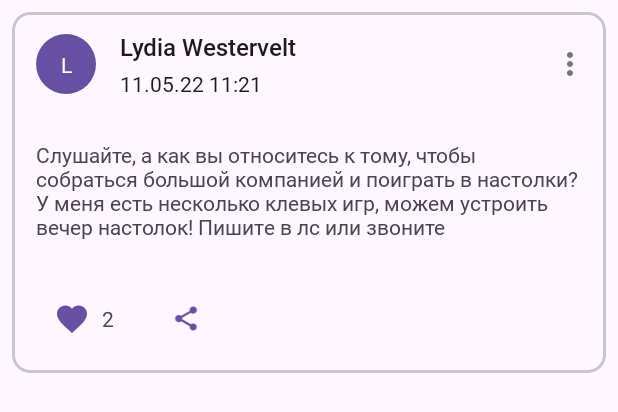
After one commit to NORMss/AndroidSchool, an Android app: the layout fragment_post.xml on its own in the app's theme, with its tools: preview values and no code run, on a phone screen of 412 x 824 dp. The commit adds this screen. Shown: the top 412 px of the screen. Run offline under Robolectric (Android 15) with nearby library versions, the phone set to English and light mode, and no system bars.

Commit message:
feat: added post markup

```diff
--- /dev/null
+++ b/app/src/main/java/com/eltex/androidschool/PostFragment.kt
@@ -0,0 +1,7 @@
+package com.eltex.androidschool
+
+import androidx.fragment.app.Fragment
+
+
+class PostFragment : Fragment() {
+}
--- /dev/null
+++ b/app/src/main/res/drawable/baseline_favorite_24.xml
@@ -0,0 +1,5 @@
+<vector xmlns:android="http://schemas.android.com/apk/res/android" android:height="24dp" android:tint="#000000" android:viewportHeight="24" android:viewportWidth="24" android:width="24dp">
+
+    <path android:fillColor="@android:color/white" android:pathData="M12,21.35l-1.45,-1.32C5.4,15.36 2,12.28 2,8.5 2,5.42 4.42,3 7.5,3c1.74,0 3.41,0.81 4.5,2.09C13.09,3.81 14.76,3 16.5,3 19.58,3 22,5.42 22,8.5c0,3.78 -3.4,6.86 -8.55,11.54L12,21.35z"/>
+
+</vector>
--- /dev/null
+++ b/app/src/main/res/drawable/baseline_more_vert_24.xml
@@ -0,0 +1,5 @@
+<vector xmlns:android="http://schemas.android.com/apk/res/android" android:height="24dp" android:tint="#000000" android:viewportHeight="24" android:viewportWidth="24" android:width="24dp">
+
+    <path android:fillColor="@android:color/white" android:pathData="M12,8c1.1,0 2,-0.9 2,-2s-0.9,-2 -2,-2 -2,0.9 -2,2 0.9,2 2,2zM12,10c-1.1,0 -2,0.9 -2,2s0.9,2 2,2 2,-0.9 2,-2 -0.9,-2 -2,-2zM12,16c-1.1,0 -2,0.9 -2,2s0.9,2 2,2 2,-0.9 2,-2 -0.9,-2 -2,-2z"/>
+
+</vector>
--- /dev/null
+++ b/app/src/main/res/drawable/baseline_share_24.xml
@@ -0,0 +1,5 @@
+<vector xmlns:android="http://schemas.android.com/apk/res/android" android:height="24dp" android:tint="#000000" android:viewportHeight="24" android:viewportWidth="24" android:width="24dp">
+
+    <path android:fillColor="@android:color/white" android:pathData="M18,16.08c-0.76,0 -1.44,0.3 -1.96,0.77L8.91,12.7c0.05,-0.23 0.09,-0.46 0.09,-0.7s-0.04,-0.47 -0.09,-0.7l7.05,-4.11c0.54,0.5 1.25,0.81 2.04,0.81 1.66,0 3,-1.34 3,-3s-1.34,-3 -3,-3 -3,1.34 -3,3c0,0.24 0.04,0.47 0.09,0.7L8.04,9.81C7.5,9.31 6.79,9 6,9c-1.66,0 -3,1.34 -3,3s1.34,3 3,3c0.79,0 1.5,-0.31 2.04,-0.81l7.12,4.16c-0.05,0.21 -0.08,0.43 -0.08,0.65 0,1.61 1.31,2.92 2.92,2.92 1.61,0 2.92,-1.31 2.92,-2.92s-1.31,-2.92 -2.92,-2.92z"/>
+
+</vector>
--- /dev/null
+++ b/app/src/main/res/drawable/monogram_shape.xml
@@ -0,0 +1,4 @@
+<?xml version="1.0" encoding="utf-8"?>
+<shape xmlns:android="http://schemas.android.com/apk/res/android"
+    android:shape="oval"
+    android:tint="?colorPrimary" />
--- /dev/null
+++ b/app/src/main/res/layout/fragment_post.xml
@@ -0,0 +1,185 @@
+<?xml version="1.0" encoding="utf-8"?>
+
+<com.google.android.material.card.MaterialCardView xmlns:android="http://schemas.android.com/apk/res/android"
+    xmlns:app="http://schemas.android.com/apk/res-auto"
+    xmlns:tools="http://schemas.android.com/tools"
+    android:id="@+id/card"
+    android:layout_width="match_parent"
+    android:layout_height="wrap_content"
+    android:layout_margin="8dp"
+    app:cardBackgroundColor="@color/color_post_container"
+    app:cardCornerRadius="12dp"
+    app:strokeColor="?colorOutlineVariant"
+    app:strokeWidth="2dp">
+
+    <androidx.constraintlayout.widget.ConstraintLayout
+        android:layout_width="match_parent"
+        android:layout_height="wrap_content"
+        tools:context=".MainActivity">
+
+        <LinearLayout
+            android:layout_width="match_parent"
+            android:layout_height="wrap_content"
+            android:orientation="vertical"
+            app:layout_constraintEnd_toEndOf="parent"
+            app:layout_constraintStart_toStartOf="parent"
+            app:layout_constraintTop_toTopOf="parent">
+
+            <LinearLayout
+                android:layout_width="match_parent"
+                android:layout_height="wrap_content"
+                android:layout_marginVertical="12dp"
+                android:layout_marginStart="16dp"
+                android:layout_marginEnd="4dp"
+                android:orientation="horizontal">
+
+                <androidx.constraintlayout.widget.ConstraintLayout
+                    android:layout_width="wrap_content"
+                    android:layout_height="wrap_content"
+                    android:layout_gravity="center_vertical">
+
+                    <ImageView
+                        android:id="@+id/monogram"
+                        android:layout_width="@dimen/monogram_size"
+                        android:layout_height="@dimen/monogram_size"
+                        android:background="@drawable/monogram_shape"
+                        android:contentDescription="@string/monogram"
+                        app:layout_constraintStart_toStartOf="parent"
+                        app:layout_constraintTop_toTopOf="parent" />
+
+                    <TextView
+                        android:id="@+id/monogram_text"
+                        android:layout_width="wrap_content"
+                        android:layout_height="wrap_content"
+                        android:text="L"
+                        android:textColor="?colorOnPrimary"
+                        app:layout_constraintBottom_toBottomOf="@id/monogram"
+                        app:layout_constraintEnd_toEndOf="@id/monogram"
+                        app:layout_constraintStart_toStartOf="@id/monogram"
+                        app:layout_constraintTop_toTopOf="@id/monogram" />
+                </androidx.constraintlayout.widget.ConstraintLayout>
+
+                <Space
+                    android:layout_width="16dp"
+                    android:layout_height="match_parent" />
+
+                <LinearLayout
+                    android:layout_width="0dp"
+                    android:layout_height="wrap_content"
+                    android:layout_weight="1"
+                    android:orientation="vertical">
+
+                    <TextView
+                        android:id="@+id/username"
+                        android:layout_width="match_parent"
+                        android:layout_height="wrap_content"
+                        android:fontFamily="@font/roboto_medium"
+                        android:maxLines="1"
+                        android:text="Lydia Westervelt"
+                        android:textColor="@color/color_post_title_text"
+                        android:textSize="16sp" />
+
+                    <Space
+                        android:layout_width="match_parent"
+                        android:layout_height="4dp" />
+
+                    <TextView
+                        android:id="@+id/date_published"
+                        android:layout_width="wrap_content"
+                        android:layout_height="wrap_content"
+                        android:fontFamily="@font/roboto_regular"
+                        android:text="11.05.22 11:21"
+                        android:textColor="@color/color_post_title_text"
+                        android:textSize="14sp" />
+                </LinearLayout>
+
+                <ImageButton
+                    android:id="@+id/more_button"
+                    android:layout_width="@dimen/monogram_size"
+                    android:layout_height="@dimen/monogram_size"
+                    android:layout_gravity="center_vertical"
+                    android:background="@color/transparent"
+                    android:contentDescription="@string/more_button"
+                    android:padding="4dp"
+                    android:src="@drawable/baseline_more_vert_24"
+                    app:tint="@color/color_more_button" />
+            </LinearLayout>
+
+            <TextView
+                android:layout_width="match_parent"
+                android:layout_height="wrap_content"
+                android:layout_marginHorizontal="16dp"
+                android:layout_marginVertical="16dp"
+                android:textSize="14sp"
+                android:fontFamily="@font/roboto_regular"
+                android:text="Слушайте, а как вы относитесь к тому, чтобы собраться большой компанией и поиграть в настолки? У меня есть несколько клевых игр, можем устроить вечер настолок! Пишите в лс или звоните"
+                android:textColor="@color/color_post_content_text" />
+
+            <LinearLayout
+                android:layout_width="match_parent"
+                android:layout_height="wrap_content"
+                android:layout_marginHorizontal="16dp"
+                android:layout_marginVertical="16dp"
+                android:orientation="horizontal">
+
+                <LinearLayout
+                    android:id="@+id/like_button"
+                    android:layout_width="wrap_content"
+                    android:layout_height="40dp"
+                    android:clickable="true"
+                    android:focusable="true">
+
+                    <ImageView
+                        android:layout_width="wrap_content"
+                        android:layout_height="wrap_content"
+                        android:layout_gravity="center_vertical"
+                        android:layout_marginHorizontal="11dp"
+                        android:layout_marginStart="12dp"
+                        android:contentDescription="@string/like_button"
+                        android:src="@drawable/baseline_favorite_24"
+                        app:tint="?colorPrimary" />
+
+                    <Space
+                        android:layout_width="8dp"
+                        android:layout_height="match_parent" />
+
+                    <TextView
+                        android:id="@+id/like_counter"
+                        android:layout_width="wrap_content"
+                        android:layout_height="wrap_content"
+                        android:layout_gravity="center_vertical"
+                        android:layout_marginEnd="16dp"
+                        android:background="@color/transparent"
+                        android:text="2"
+                        android:textSize="14sp"
+                        app:tint="?colorPrimary" />
+                </LinearLayout>
+
+                <Space
+                    android:layout_width="8dp"
+                    android:layout_height="match_parent" />
+
+                <LinearLayout
+                    android:id="@+id/share_button"
+                    android:layout_width="wrap_content"
+                    android:layout_height="40dp"
+                    android:clickable="true"
+                    android:focusable="true">
+
+                    <ImageView
+                        android:layout_width="wrap_content"
+                        android:layout_height="19dp"
+                        android:layout_gravity="center_vertical"
+                        android:layout_marginVertical="11dp"
+                        android:layout_marginStart="12dp"
+                        android:layout_marginEnd="24dp"
+                        android:background="@color/transparent"
+                        android:contentDescription="@string/share_button"
+                        android:src="@drawable/baseline_share_24"
+                        app:tint="?colorPrimary" />
+                </LinearLayout>
+
+            </LinearLayout>
+        </LinearLayout>
+    </androidx.constraintlayout.widget.ConstraintLayout>
+</com.google.android.material.card.MaterialCardView>
--- a/app/src/main/res/values/colors.xml
+++ b/app/src/main/res/values/colors.xml
@@ -1,2 +1,8 @@
 <?xml version="1.0" encoding="utf-8"?>
-<resources></resources>
+<resources>
+    <color name="transparent">#00FFFFFF</color>
+    <color name="color_post_container">#FEF7FF</color>
+    <color name="color_post_title_text">#1D1B20</color>
+    <color name="color_post_content_text">#49454F</color>
+    <color name="color_more_button">#79747E</color>
+</resources>
--- /dev/null
+++ b/app/src/main/res/values/dimens.xml
@@ -0,0 +1,4 @@
+<?xml version="1.0" encoding="utf-8"?>
+<resources>
+    <dimen name="monogram_size">40dp</dimen>
+</resources>
--- a/app/src/main/res/values/strings.xml
+++ b/app/src/main/res/values/strings.xml
@@ -1,4 +1,8 @@
 <resources>
     <string name="app_name">Android School</string>
     <string name="hello_eltex">Hello Eltex!</string>
+    <string name="monogram" translatable="false">monogram</string>
+    <string name="more_button" translatable="false">more_button</string>
+    <string name="like_button" translatable="false">like_button</string>
+    <string name="share_button" translatable="false">share_button</string>
 </resources>
```
Also changed, not shown: app/src/main/res/font/roboto_bold.ttf (added), app/src/main/res/font/roboto_light.ttf (added), app/src/main/res/font/roboto_medium.ttf (added), app/src/main/res/font/roboto_regular.ttf (added).
